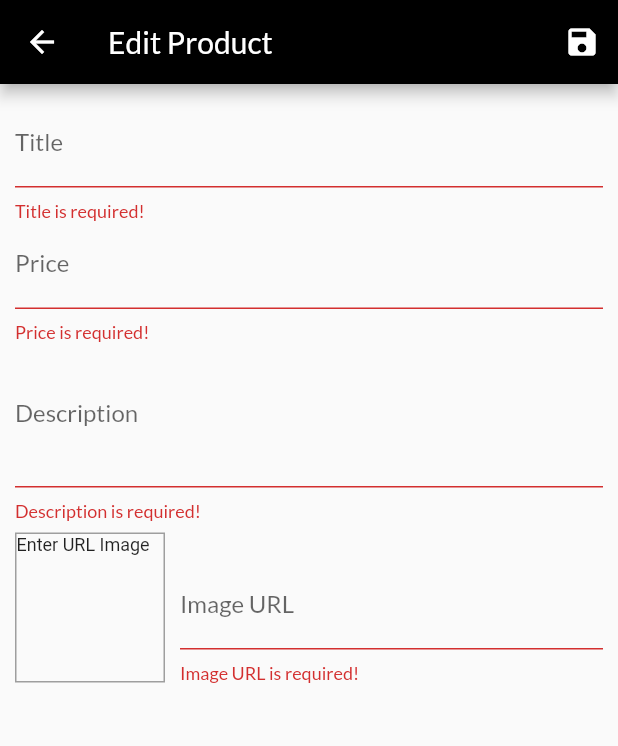
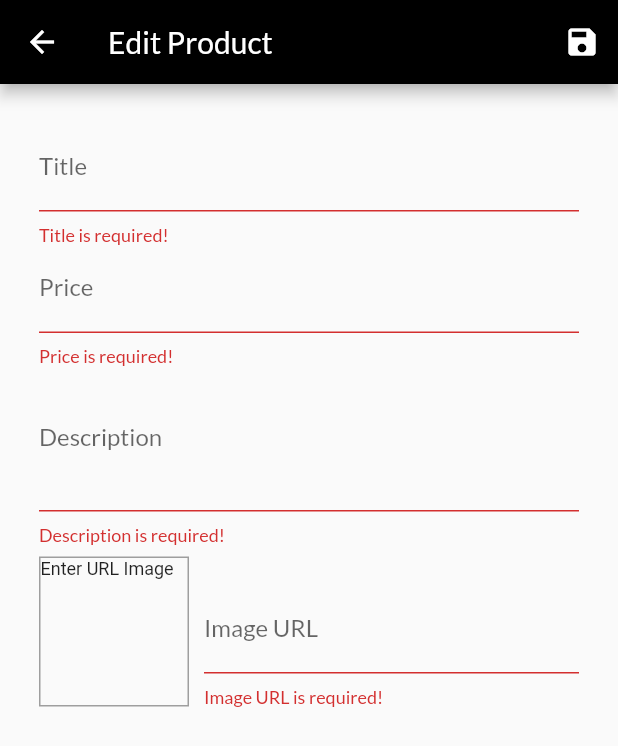
Before and after one commit to gyugie/shops_apps, a Flutter app: the EditProductScreen screen opened by its route, after a tap on the "save" icon, on a phone screen of 412 x 824 dp. Shown: the top 746 px of the screen. Run offline on Flutter 3.47's test engine with Material 2 defaults, Android fonts, the phone set to English and light mode, and no system bars; network calls fail; Roboto replaces fonts that are missing (Hind).

```diff
--- a/lib/providers/products.dart
+++ b/lib/providers/products.dart
@@ -54,9 +54,9 @@ class Products with ChangeNotifier{
     return _items.firstWhere( (product) => product.id == id );
   }
 
-  void addProduct(Product product){
+  Future<void> addProduct(Product product){
     const url = 'https://flutter-update-32aaf.firebaseio.com/product.json';
-    http.post(url, body: json.encode({
+    return http.post(url, body: json.encode({
         'title': product.title,
         'description': product.description,
         'price': product.price,
@@ -76,7 +76,6 @@ class Products with ChangeNotifier{
         notifyListeners();
 
       });
-
   }
 
   void updateProduct(String id, Product newProduct){
--- a/lib/screens/edit_product_screens.dart
+++ b/lib/screens/edit_product_screens.dart
@@ -19,6 +19,7 @@ class _EditProductScreenState extends State<EditProductScreen> {
   var _editedProduct          = Product(id: null,title: '', description: '', price: 0, imageUrl: '');
   var _isInit                 = true;
   var _initValues             = {'title':'','description':'','price':'','imageUrl':''};
+  var _isLoading              = false;
 
   @override
   void initState(){
@@ -52,13 +53,26 @@ class _EditProductScreenState extends State<EditProductScreen> {
     }
 
     _form.currentState.save();
+
+    setState(() {
+      _isLoading = true;
+    });
+
     if(_editedProduct.id == null){
-      Provider.of<Products>(context, listen: false).addProduct(_editedProduct);
+      Provider.of<Products>(context, listen: false).addProduct(_editedProduct).then( (_){
+        setState(() {
+          _isLoading = false;
+        });
+        Navigator.of(context).pop();
+      });
     } else {
       Provider.of<Products>(context, listen: false).updateProduct(_editedProduct.id, _editedProduct);
+      setState(() {
+          _isLoading = false;
+        });
     }
 
-    Navigator.of(context).pop();
+
   }
 
 
@@ -97,7 +111,15 @@ class _EditProductScreenState extends State<EditProductScreen> {
           )
         ],
       ),
-      body: Form(
+      body: _isLoading
+          ?
+          Center(
+            child: CircularProgressIndicator(),
+          )
+          :
+          Padding(
+          padding: const EdgeInsets.all(16.0),
+          child: Form(
             key: _form,
             child: ListView(
               padding: const EdgeInsets.all(10),
@@ -262,6 +284,7 @@ class _EditProductScreenState extends State<EditProductScreen> {
               ],
             ),
           ),
+        ),
       );
   }
 }
```
Lines whose indentation alone changed are shown as unchanged.
